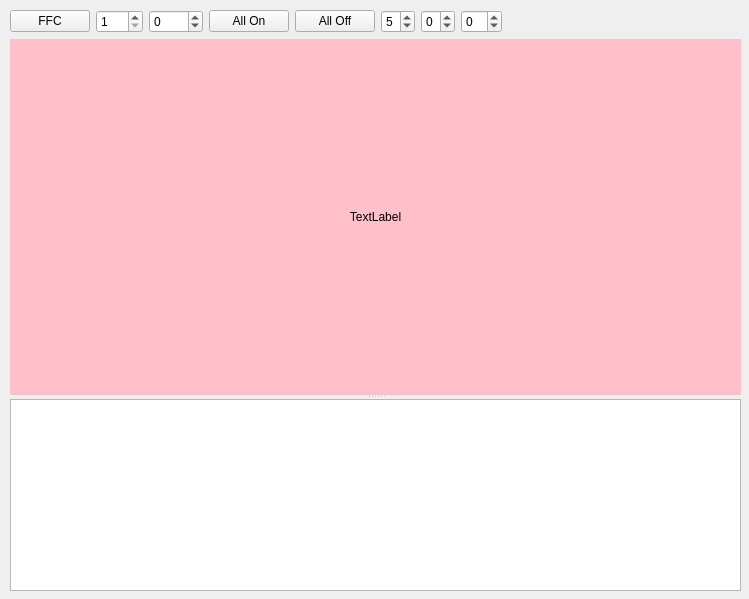
eyeree/pyhugm, file hugm.ui: the form before one commit.
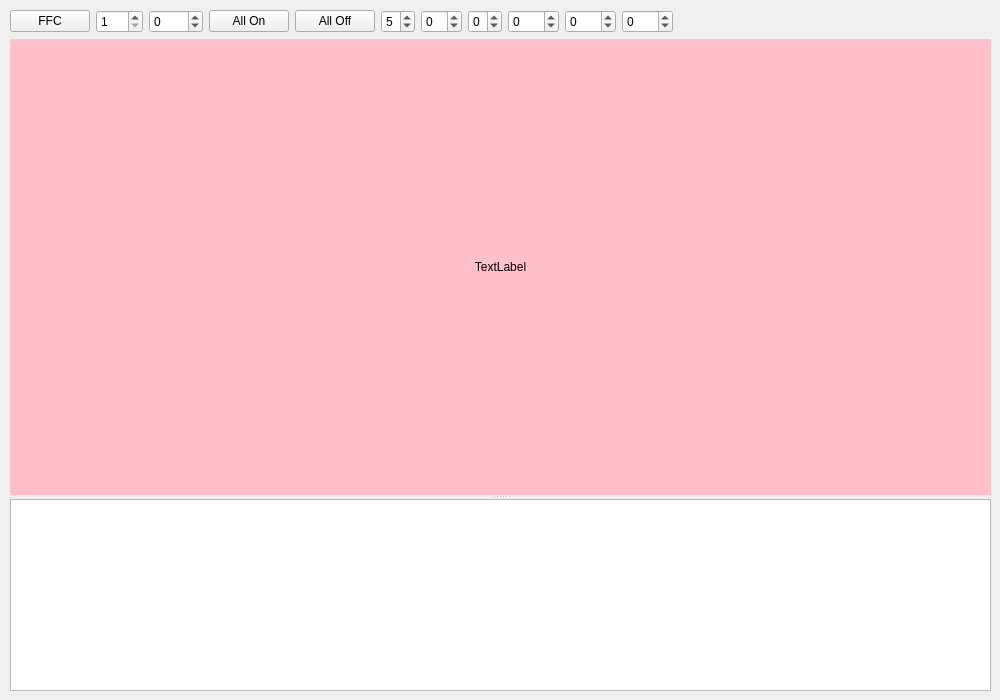
The form after the commit.

What changed in the file:
```diff
--- a/hugm.ui
+++ b/hugm.ui
@@ -6,24 +6,36 @@
    <rect>
     <x>0</x>
     <y>0</y>
-    <width>749</width>
-    <height>599</height>
+    <width>1000</width>
+    <height>700</height>
    </rect>
   </property>
+  <property name="sizePolicy">
+   <sizepolicy hsizetype="Expanding" vsizetype="Expanding">
+    <horstretch>0</horstretch>
+    <verstretch>0</verstretch>
+   </sizepolicy>
+  </property>
   <property name="windowTitle">
    <string>MainWindow</string>
   </property>
   <widget class="QWidget" name="centralwidget">
+   <property name="sizePolicy">
+    <sizepolicy hsizetype="Expanding" vsizetype="Expanding">
+     <horstretch>0</horstretch>
+     <verstretch>0</verstretch>
+    </sizepolicy>
+   </property>
    <widget class="QWidget" name="layoutWidget">
     <property name="geometry">
      <rect>
       <x>10</x>
       <y>10</y>
-      <width>731</width>
-      <height>581</height>
+      <width>981</width>
+      <height>681</height>
      </rect>
     </property>
-    <layout class="QVBoxLayout" name="verticalLayout">
+    <layout class="QVBoxLayout" name="verticalLayout" stretch="0,0">
      <item>
       <layout class="QHBoxLayout" name="buttonRowLayout">
        <item>
@@ -86,19 +98,6 @@
          </property>
         </widget>
        </item>
-       <item>
-        <widget class="QSpinBox" name="sSpinBox">
-         <property name="toolTip">
-          <string>s index</string>
-         </property>
-         <property name="wrapping">
-          <bool>true</bool>
-         </property>
-         <property name="maximum">
-          <number>9</number>
-         </property>
-        </widget>
-       </item>
        <item>
         <widget class="QSpinBox" name="rSpinBox">
          <property name="toolTip">
@@ -112,6 +111,49 @@
          </property>
         </widget>
        </item>
+       <item>
+        <widget class="QSpinBox" name="sSpinBox">
+         <property name="toolTip">
+          <string>s index</string>
+         </property>
+         <property name="wrapping">
+          <bool>true</bool>
+         </property>
+         <property name="maximum">
+          <number>9</number>
+         </property>
+        </widget>
+       </item>
+       <item>
+        <widget class="QSpinBox" name="redSpinBox">
+         <property name="minimum">
+          <number>-255</number>
+         </property>
+         <property name="maximum">
+          <number>255</number>
+         </property>
+        </widget>
+       </item>
+       <item>
+        <widget class="QSpinBox" name="greenSpinBox">
+         <property name="minimum">
+          <number>-255</number>
+         </property>
+         <property name="maximum">
+          <number>255</number>
+         </property>
+        </widget>
+       </item>
+       <item>
+        <widget class="QSpinBox" name="blueSpinBox">
+         <property name="minimum">
+          <number>-255</number>
+         </property>
+         <property name="maximum">
+          <number>255</number>
+         </property>
+        </widget>
+       </item>
        <item>
         <spacer name="buttonRowSpacer">
          <property name="orientation">
```
